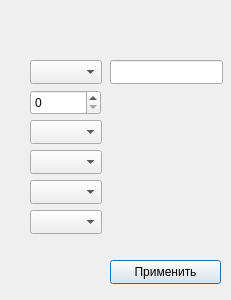
Qt form connectionsettings.ui (jon007a/Modbus) before a commit.
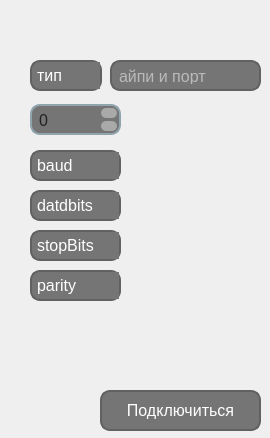
The same form after that commit. Icons and pictures are not drawn.

The edit to the form file:
```diff
--- a/connectionsettings.ui
+++ b/connectionsettings.ui
@@ -6,8 +6,8 @@
    <rect>
     <x>0</x>
     <y>0</y>
-    <width>231</width>
-    <height>300</height>
+    <width>270</width>
+    <height>438</height>
    </rect>
   </property>
   <property name="windowTitle">
@@ -19,9 +19,44 @@
      <x>30</x>
      <y>60</y>
      <width>72</width>
-     <height>24</height>
+     <height>31</height>
     </rect>
    </property>
+   <property name="styleSheet">
+    <string notr="true">QComboBox {
+    background-color: #757575; /* Основной темно-серый фон */
+    color: white; /* Цвет текста */
+    border: 2px solid #616161; /* Более темная серая обводка */
+    border-radius: 10px; /* Закругленные углы */
+    padding: 5px; /* Внутренний отступ */
+    font-size: 16px; /* Размер шрифта */
+}
+
+QComboBox:hover {
+    border: 2px solid #808080; /* Светлее при наведении */
+}
+
+QComboBox:editable {
+    background-color: #757575; /* Темно-серый фон при редактировании */
+}
+
+QComboBox::drop-down {
+    background-color: #757575; /* Фон выпадающего списка */
+    border: none; /* Убираем обводку */
+}
+
+QComboBox::down-arrow {
+    image: url(:/path/to/your/icon.png); /* Замените на путь к вашей иконке стрелки */
+    width: 10px; /* Ширина иконки */
+    height: 10px; /* Высота иконки */
+}
+
+QComboBox::indicator {
+    width: 0; /* Убираем стандартный индикатор */
+    height: 0;
+}
+</string>
+   </property>
    <property name="placeholderText">
     <string>тип</string>
    </property>
@@ -30,44 +65,159 @@
    <property name="geometry">
     <rect>
      <x>30</x>
-     <y>90</y>
-     <width>71</width>
-     <height>25</height>
+     <y>104</y>
+     <width>91</width>
+     <height>31</height>
     </rect>
    </property>
+   <property name="styleSheet">
+    <string notr="true">QSpinBox {
+    background-color: #757575; /* Основной светло-серый фон */
+    color: #212121; /* Цвет текста */
+    border: 2px solid #90A4AE; /* Более темная серая обводка */
+    border-radius: 10px; /* Закругленные углы для всего spin box */
+    padding: 5px; /* Внутренний отступ */
+    font-size: 16px; /* Размер шрифта */
+}
+
+QSpinBox::up-button, QSpinBox::down-button {
+    background-color: #A9A9A9; /* Темная кнопка для увеличения/уменьшения */
+    border: none; /* Убираем обводку */
+    width: 16px; /* Ширина кнопок */
+    height: 10px; /* Высота кнопок для более аккуратного вида */
+    border-radius: 5px; /* Закругленные углы для кнопок */
+    margin: 2px; /* Добавляем небольшой отступ между кнопками и spin box */
+}
+
+QSpinBox::up-button:hover, QSpinBox::down-button:hover {
+    background-color: #B0BEC5; /* Более светлый цвет при наведении */
+}
+
+QSpinBox::up-button:pressed, QSpinBox::down-button:pressed {
+    background-color: #90A4AE; /* Темный цвет при нажатии */
+}
+
+QSpinBox::up-button:default {
+    border: none; /* Убираем обводку при нажатии по умолчанию */
+}
+
+QSpinBox::down-button:default {
+    border: none; /* Убираем обводку при нажатии по умолчанию */
+}
+</string>
+   </property>
   </widget>
   <widget class="QLineEdit" name="ipAddressLineEdit">
    <property name="geometry">
     <rect>
      <x>110</x>
      <y>60</y>
-     <width>113</width>
-     <height>24</height>
+     <width>151</width>
+     <height>31</height>
     </rect>
    </property>
+   <property name="styleSheet">
+    <string notr="true">QLineEdit {
+    background-color: #757575; /* Основной темно-серый фон */
+    color: white; /* Цвет текста */
+    border: 2px solid #616161; /* Более темная серая обводка */
+    border-radius: 10px; /* Закругленные углы */
+    padding: 5px; /* Внутренний отступ */
+    font-size: 16px; /* Размер шрифта */
+}
+
+QLineEdit:focus {
+    border: 2px solid #4CAF50; /* Зеленая обводка при фокусе */
+    
+}
+
+QLineEdit::placeholder {
+    color: #A9A9A9; /* Цвет текста для плейсхолдера */
+}
+</string>
+   </property>
+   <property name="placeholderText">
+    <string>айпи и порт</string>
+   </property>
   </widget>
   <widget class="QPushButton" name="applyButton">
    <property name="geometry">
     <rect>
-     <x>110</x>
-     <y>260</y>
-     <width>111</width>
-     <height>24</height>
+     <x>100</x>
+     <y>390</y>
+     <width>161</width>
+     <height>41</height>
     </rect>
    </property>
+   <property name="styleSheet">
+    <string notr="true">QPushButton {
+    background-color: #757575; /* Основной темно-серый фон */
+    color: white; /* Цвет текста */
+    border-radius: 10px; /* Закругленные углы */
+    padding: 10px 20px; /* Внутренний отступ */
+    font-size: 16px; /* Размер шрифта */
+    border: 2px solid #616161; /* Более темная серая обводка */
+}
+
+QPushButton:hover {
+    background-color: #808080; /* Светлее при наведении */
+}
+
+QPushButton:pressed {
+    background-color: #5a5a5a; /* Темнее при нажатии */
+    padding-left: 12px; /* Сдвиг при нажатии для эффекта глубины */
+    padding-top: 12px;
+}
+</string>
+   </property>
    <property name="text">
-    <string>Применить</string>
+    <string>Подключиться</string>
    </property>
   </widget>
   <widget class="QComboBox" name="dataBitsComboBox">
    <property name="geometry">
     <rect>
      <x>30</x>
-     <y>150</y>
-     <width>72</width>
-     <height>24</height>
+     <y>190</y>
+     <width>91</width>
+     <height>31</height>
     </rect>
    </property>
+   <property name="styleSheet">
+    <string notr="true">QComboBox {
+    background-color: #757575; /* Основной темно-серый фон */
+    color: white; /* Цвет текста */
+    border: 2px solid #616161; /* Более темная серая обводка */
+    border-radius: 10px; /* Закругленные углы */
+    padding: 5px; /* Внутренний отступ */
+    font-size: 16px; /* Размер шрифта */
+}
+
+QComboBox:hover {
+    border: 2px solid #808080; /* Светлее при наведении */
+}
+
+QComboBox:editable {
+    background-color: #757575; /* Темно-серый фон при редактировании */
+}
+
+QComboBox::drop-down {
+    background-color: #757575; /* Фон выпадающего списка */
+    border: none; /* Убираем обводку */
+}
+
+QComboBox::down-arrow {
+    image: url(:/path/to/your/icon.png); /* Замените на путь к вашей иконке стрелки */
+    width: 10px; /* Ширина иконки */
+    height: 10px; /* Высота иконки */
+}
+
+QComboBox::indicator {
+    width: 0; /* Убираем стандартный индикатор */
+    height: 0;
+}
+</string>
+   </property>
    <property name="placeholderText">
     <string>datdbits</string>
    </property>
@@ -76,11 +226,46 @@
    <property name="geometry">
     <rect>
      <x>30</x>
-     <y>180</y>
-     <width>72</width>
-     <height>24</height>
+     <y>230</y>
+     <width>91</width>
+     <height>31</height>
     </rect>
    </property>
+   <property name="styleSheet">
+    <string notr="true">QComboBox {
+    background-color: #757575; /* Основной темно-серый фон */
+    color: white; /* Цвет текста */
+    border: 2px solid #616161; /* Более темная серая обводка */
+    border-radius: 10px; /* Закругленные углы */
+    padding: 5px; /* Внутренний отступ */
+    font-size: 16px; /* Размер шрифта */
+}
+
+QComboBox:hover {
+    border: 2px solid #808080; /* Светлее при наведении */
+}
+
+QComboBox:editable {
+    background-color: #757575; /* Темно-серый фон при редактировании */
+}
+
+QComboBox::drop-down {
+    background-color: #757575; /* Фон выпадающего списка */
+    border: none; /* Убираем обводку */
+}
+
+QComboBox::down-arrow {
+    image: url(:/path/to/your/icon.png); /* Замените на путь к вашей иконке стрелки */
+    width: 10px; /* Ширина иконки */
+    height: 10px; /* Высота иконки */
+}
+
+QComboBox::indicator {
+    width: 0; /* Убираем стандартный индикатор */
+    height: 0;
+}
+</string>
+   </property>
    <property name="placeholderText">
     <string>stopBits</string>
    </property>
@@ -89,11 +274,46 @@
    <property name="geometry">
     <rect>
      <x>30</x>
-     <y>120</y>
-     <width>72</width>
-     <height>24</height>
+     <y>150</y>
+     <width>91</width>
+     <height>31</height>
     </rect>
    </property>
+   <property name="styleSheet">
+    <string notr="true">QComboBox {
+    background-color: #757575; /* Основной темно-серый фон */
+    color: white; /* Цвет текста */
+    border: 2px solid #616161; /* Более темная серая обводка */
+    border-radius: 10px; /* Закругленные углы */
+    padding: 5px; /* Внутренний отступ */
+    font-size: 16px; /* Размер шрифта */
+}
+
+QComboBox:hover {
+    border: 2px solid #808080; /* Светлее при наведении */
+}
+
+QComboBox:editable {
+    background-color: #757575; /* Темно-серый фон при редактировании */
+}
+
+QComboBox::drop-down {
+    background-color: #757575; /* Фон выпадающего списка */
+    border: none; /* Убираем обводку */
+}
+
+QComboBox::down-arrow {
+    image: url(:/path/to/your/icon.png); /* Замените на путь к вашей иконке стрелки */
+    width: 10px; /* Ширина иконки */
+    height: 10px; /* Высота иконки */
+}
+
+QComboBox::indicator {
+    width: 0; /* Убираем стандартный индикатор */
+    height: 0;
+}
+</string>
+   </property>
    <property name="currentText">
     <string extracomment="dawd"/>
    </property>
@@ -105,11 +325,46 @@
    <property name="geometry">
     <rect>
      <x>30</x>
-     <y>210</y>
-     <width>72</width>
-     <height>24</height>
+     <y>270</y>
+     <width>91</width>
+     <height>31</height>
     </rect>
    </property>
+   <property name="styleSheet">
+    <string notr="true">QComboBox {
+    background-color: #757575; /* Основной темно-серый фон */
+    color: white; /* Цвет текста */
+    border: 2px solid #616161; /* Более темная серая обводка */
+    border-radius: 10px; /* Закругленные углы */
+    padding: 5px; /* Внутренний отступ */
+    font-size: 16px; /* Размер шрифта */
+}
+
+QComboBox:hover {
+    border: 2px solid #808080; /* Светлее при наведении */
+}
+
+QComboBox:editable {
+    background-color: #757575; /* Темно-серый фон при редактировании */
+}
+
+QComboBox::drop-down {
+    background-color: #757575; /* Фон выпадающего списка */
+    border: none; /* Убираем обводку */
+}
+
+QComboBox::down-arrow {
+    image: url(:/path/to/your/icon.png); /* Замените на путь к вашей иконке стрелки */
+    width: 10px; /* Ширина иконки */
+    height: 10px; /* Высота иконки */
+}
+
+QComboBox::indicator {
+    width: 0; /* Убираем стандартный индикатор */
+    height: 0;
+}
+</string>
+   </property>
    <property name="placeholderText">
     <string>parity</string>
    </property>
```
Left out of the diff: 2 changed lines with no effect on the pictures.
